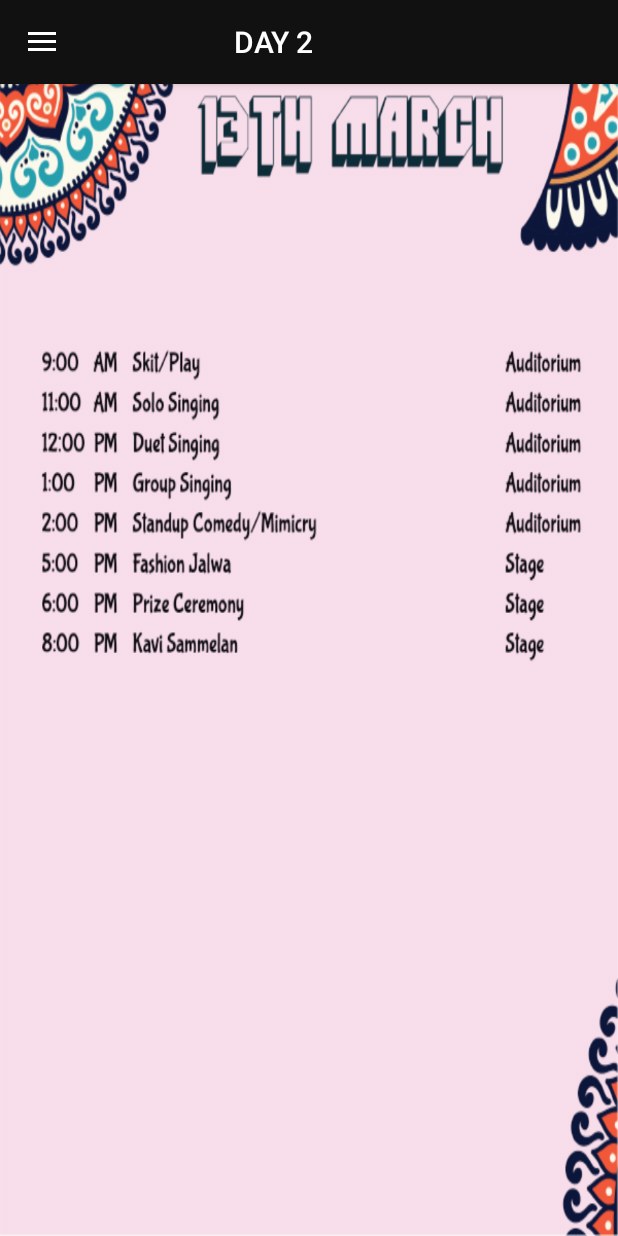
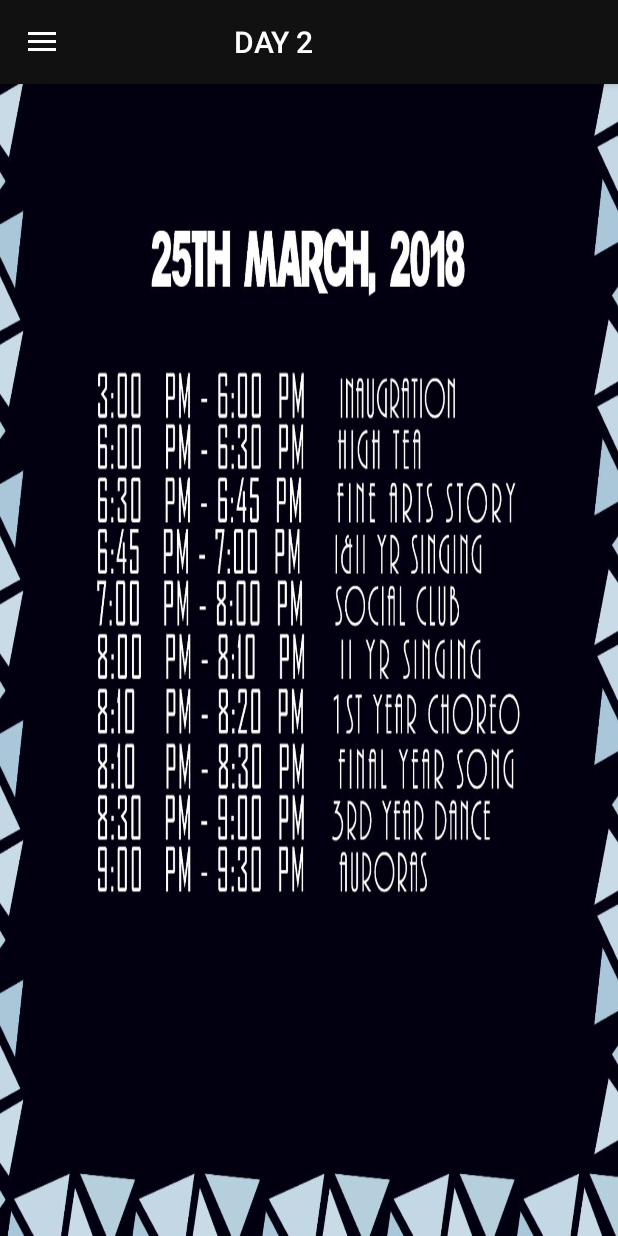
Before and after one commit to devabhi36/Pravah18, an Android app: the fragment Day3 placed in its activity, on a phone screen of 412 x 824 dp. Run offline under Robolectric (Android 15) with nearby library versions, the phone set to English and light mode, and no system bars; pictures from the network do not load; 1 statement that could not run was skipped.

Commit message:
added schedule

```diff
--- a/app/src/main/java/com/encore/abhinay/pravah/Day1.java
+++ b/app/src/main/java/com/encore/abhinay/pravah/Day1.java
@@ -21,6 +21,6 @@ public class Day1 extends Fragment {
     @Override
     public void onViewCreated(View view, @Nullable Bundle savedInstanceState) {
         super.onViewCreated(view, savedInstanceState);
-        getActivity().setTitle("DAY 1");
+        getActivity().setTitle("DAY 0");
     }
 }
--- a/app/src/main/java/com/encore/abhinay/pravah/Day2.java
+++ b/app/src/main/java/com/encore/abhinay/pravah/Day3.java
@@ -11,11 +11,11 @@ import android.view.ViewGroup;
  * Created by Abhinay on 06-02-2018.
  */
 
-public class Day2 extends Fragment {
+public class Day3 extends Fragment {
     @Nullable
     @Override
     public View onCreateView(LayoutInflater inflater, @Nullable ViewGroup container, @Nullable Bundle savedInstanceState) {
-        return inflater.inflate(R.layout.day2, container, false);
+        return inflater.inflate(R.layout.day1, container, false);
     }
 
     @Override
--- a/app/src/main/java/com/encore/abhinay/pravah/MainActivity.java
+++ b/app/src/main/java/com/encore/abhinay/pravah/MainActivity.java
@@ -404,9 +404,9 @@ public class MainActivity extends AppCompatActivity
                 ((Activity) this).overridePendingTransition(0,0);
             }
     public void schedule(View v3){
-//        Intent schedule=new Intent(MainActivity.this, Schedule.class);
-//        startActivity(schedule);
-        Toast.makeText(getApplicationContext(),"Will be announced shortly :)", Toast.LENGTH_SHORT).show();
+        Intent schedule=new Intent(MainActivity.this, Schedule.class);
+        startActivity(schedule);
+        //Toast.makeText(getApplicationContext(),"Will be announced shortly :)", Toast.LENGTH_SHORT).show();
     }
     public void map(View v5){
 //        Intent map=new Intent(MainActivity.this, Maps.class);
--- a/app/src/main/res/layout/day1.xml
+++ b/app/src/main/res/layout/day1.xml
@@ -2,7 +2,7 @@
 <RelativeLayout xmlns:android="http://schemas.android.com/apk/res/android"
     android:orientation="vertical" android:layout_width="match_parent"
     android:layout_height="match_parent"
-    android:background="@drawable/schedule12">
+    android:background="@drawable/day0">
 
 
 </RelativeLayout>
```
Also changed, not shown: app/src/main/java/com/encore/abhinay/pravah/Schedule.java (+5 -16 lines), app/src/main/res/layout/day3.xml (added, +8 -0 lines), app/src/main/res/drawable-v21/day0.jpg (added), app/src/main/res/drawable-v21/day1.jpg (added), app/src/main/res/drawable-v21/day2.jpg (added).
